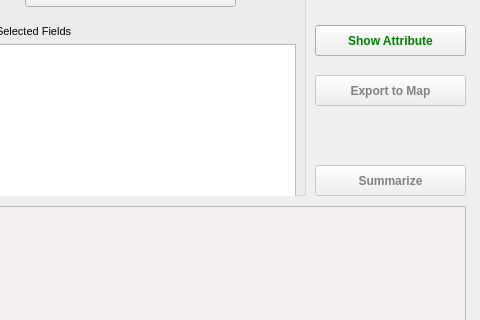
This is retrievedata_dialog_base.ui in costquestassociates/cqafabric_QGIS as Qt 5 draws it before an edit; both pictures show x 445 to 925 and y 95 to 415 of the 925 by 656 pixel window. The edited form follows.
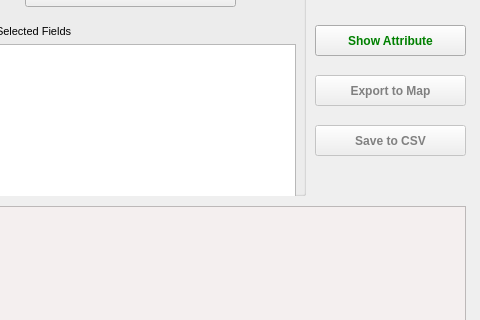
This is the edited form. Icons and pictures are not drawn. Custom widgets are drawn as their Qt base class.

Commit message: Add CSV saving functionality and update UI for Save to CSV button

Diff of the .ui file:
```diff
--- a/retrievedata_dialog_base.ui
+++ b/retrievedata_dialog_base.ui
@@ -581,17 +581,11 @@
    <property name="geometry">
     <rect>
      <x>760</x>
-     <y>260</y>
+     <y>220</y>
      <width>151</width>
      <height>31</height>
     </rect>
    </property>
-   <property name="sizePolicy">
-    <sizepolicy hsizetype="Minimum" vsizetype="Fixed">
-     <horstretch>0</horstretch>
-     <verstretch>0</verstretch>
-    </sizepolicy>
-   </property>
    <property name="font">
     <font>
      <pointsize>9</pointsize>
@@ -603,17 +597,7 @@
     <string notr="true">color:grey</string>
    </property>
    <property name="text">
-    <string>Summarize</string>
-   </property>
-   <property name="icon">
-    <iconset>
-     <normaloff>../nvdb/skriv_icon.png</normaloff>../nvdb/skriv_icon.png</iconset>
-   </property>
-   <property name="iconSize">
-    <size>
-     <width>32</width>
-     <height>32</height>
-    </size>
+    <string>Save to CSV</string>
    </property>
   </widget>
   <widget class="QPushButton" name="populatetableBtn">
```
Left out of the diff: 6 changed lines with no effect on the pictures. The commit also changes 1 other file.
